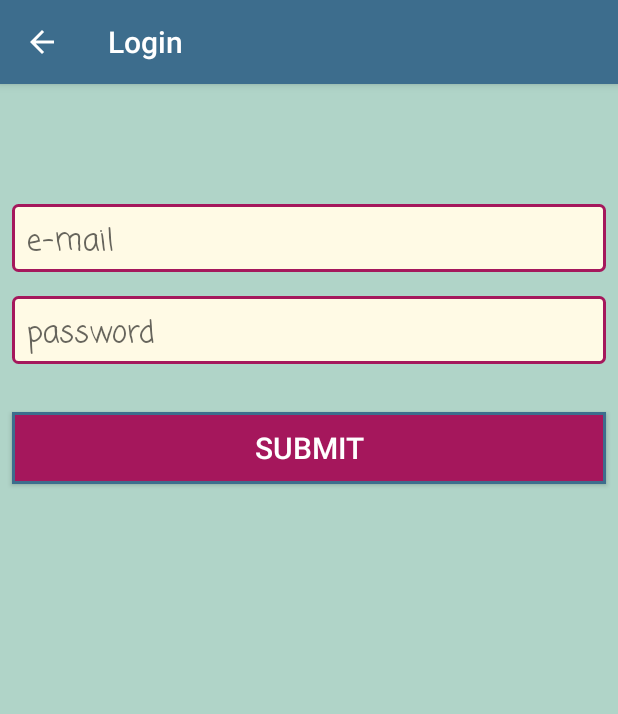
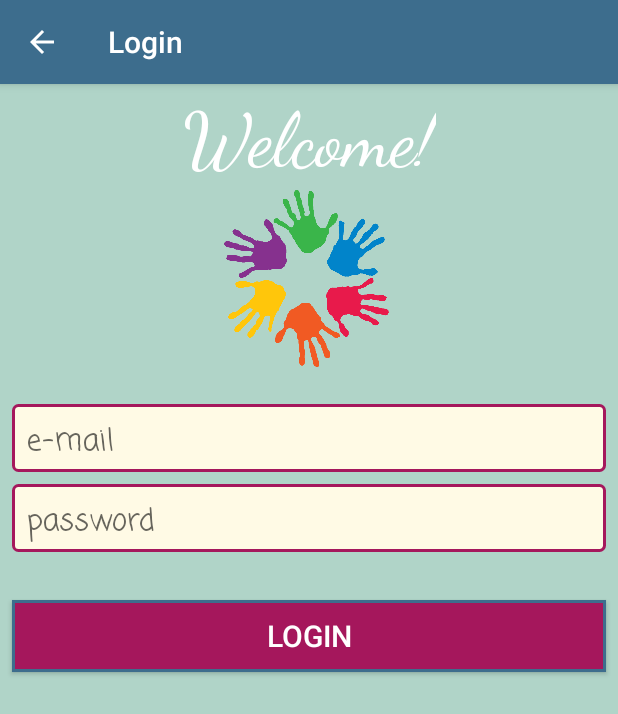
Before and after one commit to ShadiBlizzard/BabyCareFrontend, an Android app: the screen it shows after launch (LoginActivity), after a tap on "LOGIN", on a phone screen of 412 x 824 dp. Shown: the top 714 px of the screen. Run offline under Robolectric (Android 15) with nearby library versions, the phone set to English and light mode, and no system bars.

Commit message:
adjusted dimensions

```diff
--- a/app/src/main/java/com/example/shadi/babycare/layout_view/SearchingActivity.java
+++ b/app/src/main/java/com/example/shadi/babycare/layout_view/SearchingActivity.java
@@ -193,7 +193,7 @@ public class SearchingActivity extends BaseActivity {
                     bs.get(0).setPic(R.drawable.bs1);
 
                     bs.add(new Uzer());
-                    bs.get(1).getData().setAddress("milano, via colombo 2");
+                    bs.get(1).getData().setAddress("milano, viale lombardia 28");
                     bs.get(1).getData().setName("Luca");
                     bs.get(1).getData().setSurname("Mazza");
                     bs.get(1).setHourlyPrice(8);
@@ -209,7 +209,7 @@ public class SearchingActivity extends BaseActivity {
                     bs.get(2).setPic(R.drawable.bs3);
 
                     bs.add(new Uzer());
-                    bs.get(3).getData().setAddress("milano, via ponzio 33");
+                    bs.get(3).getData().setAddress("milano, piazza leonardo da vinci 26");
                     bs.get(3).getData().setName("Alessia");
                     bs.get(3).getData().setSurname("Rossi");
                     bs.get(3).setHourlyPrice(6);
--- a/app/src/main/res/layout/activity_login.xml
+++ b/app/src/main/res/layout/activity_login.xml
@@ -7,6 +7,32 @@
     tools:context=".layout_view.LoginActivity"
     tools:layout_editor_absoluteY="81dp">
 
+    <TextView
+        android:id="@+id/textView40"
+        android:layout_width="wrap_content"
+        android:layout_height="wrap_content"
+        android:layout_marginStart="8dp"
+        android:layout_marginTop="8dp"
+        android:layout_marginEnd="8dp"
+        android:fontFamily="cursive"
+        android:text="Welcome!"
+        android:textColor="@color/text_color_babycare"
+        android:textSize="50dp"
+        app:layout_constraintEnd_toEndOf="parent"
+        app:layout_constraintStart_toStartOf="parent"
+        app:layout_constraintTop_toTopOf="parent" />
+
+    <ImageView
+        android:id="@+id/ico"
+        android:layout_width="125dp"
+        android:layout_height="125dp"
+        android:layout_marginStart="8dp"
+        android:layout_marginEnd="8dp"
+        android:src="@drawable/ico_app"
+        app:layout_constraintEnd_toEndOf="parent"
+        app:layout_constraintStart_toStartOf="parent"
+        app:layout_constraintTop_toBottomOf="@+id/textView40" />
+
     <EditText
         android:id="@+id/maillogin"
         style="@style/BabyCare"
@@ -14,7 +40,7 @@
         android:layout_height="wrap_content"
         android:layout_marginEnd="8dp"
         android:layout_marginStart="8dp"
-        android:layout_marginTop="80dp"
+        android:layout_marginTop="20dp"
 
         android:background="@drawable/edittext_bc"
         android:ems="10"
@@ -26,7 +52,7 @@
         app:layout_constraintEnd_toEndOf="parent"
         app:layout_constraintHorizontal_bias="0.0"
         app:layout_constraintStart_toStartOf="parent"
-        app:layout_constraintTop_toTopOf="parent" />
+        app:layout_constraintTop_toBottomOf="@id/ico" />
 
     <EditText
         android:id="@+id/passwordlogin"
@@ -34,7 +60,7 @@
         android:layout_height="wrap_content"
         android:layout_marginEnd="8dp"
         android:layout_marginStart="8dp"
-        android:layout_marginTop="16dp"
+        android:layout_marginTop="8dp"
         android:background="@drawable/edittext_bc"
         android:ems="10"
         android:hint="password"
@@ -54,7 +80,7 @@
         android:layout_marginEnd="8dp"
         android:layout_marginStart="8dp"
         android:layout_marginTop="32dp"
-        android:text="submit"
+        android:text="Login"
         app:layout_constraintEnd_toEndOf="parent"
         app:layout_constraintHorizontal_bias="0.0"
         app:layout_constraintStart_toStartOf="parent"
```
Also changed, not shown: app/src/main/res/drawable/ico_app.png (added), 1 other file.
